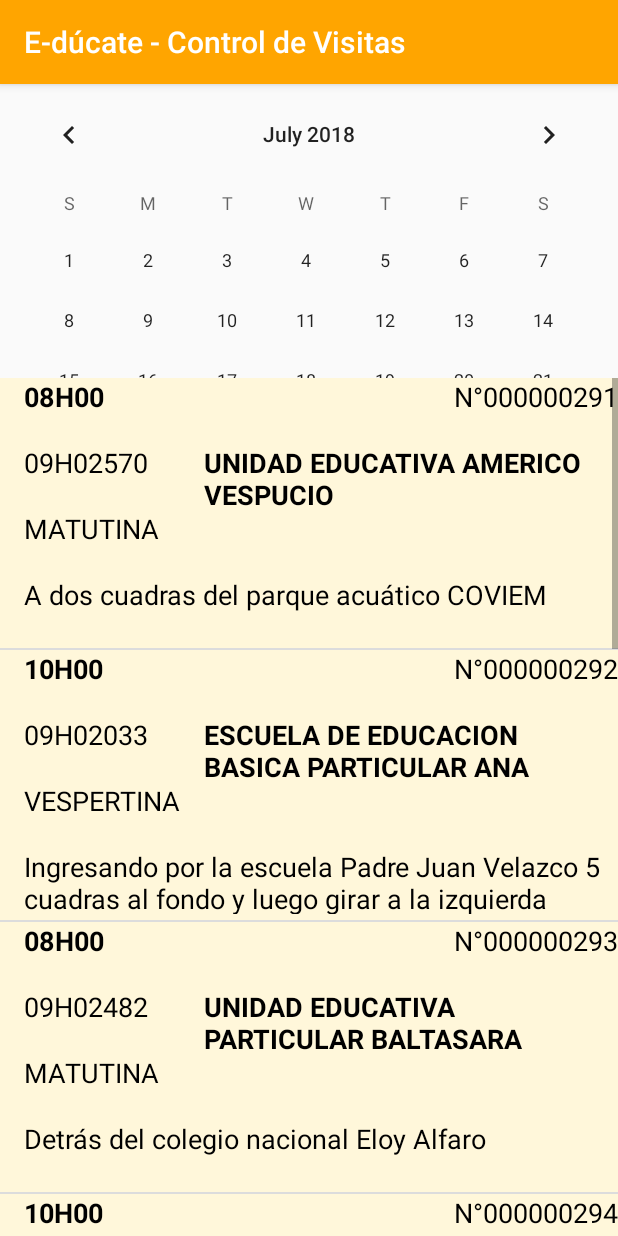
After one commit to fndos/Control-de-Visitas-Movil, an Android app: the fragment OtrasVisitasFragment shown on its own in the app's theme, on a phone screen of 412 x 824 dp. The commit adds this screen. Run offline under Robolectric (Android 15) with nearby library versions, the phone set to English and light mode, and no system bars.

Commit message:
Login y Visitas sin conexion a BD

```diff
--- /dev/null
+++ b/EducateMovilApp/app/src/main/java/com/example/root/educateappcontrolvisitas/OtrasVisitasFragment.java
@@ -0,0 +1,97 @@
+package com.example.root.educateappcontrolvisitas;
+
+import android.os.Bundle;
+
+import androidx.fragment.app.Fragment;
+
+import android.view.LayoutInflater;
+import android.view.View;
+import android.view.ViewGroup;
+import android.widget.ListView;
+
+import java.util.ArrayList;
+
+
+/**
+ * A simple {@link Fragment} subclass.
+ * Activities that contain this fragment must implement the
+ *
+ * create an instance of this fragment.
+ */
+public class OtrasVisitasFragment extends Fragment {
+
+
+
+    public OtrasVisitasFragment() {
+        // Required empty public constructor
+    }
+
+    @Override
+    public View onCreateView(LayoutInflater inflater, ViewGroup container,
+                             Bundle savedInstanceState) {
+        View rootView = inflater.inflate(R.layout.otras_visitas_lista, container, false);
+
+
+        String[] escuelitas = {"UNIDAD EDUCATIVA AMERICO VESPUCIO",
+                "ESCUELA DE EDUCACION BASICA PARTICULAR ANA MARIA IZA",
+                "UNIDAD EDUCATIVA PARTICULAR BALTASARA CALDERON DE ROCAFUERTE",
+                "ESCUELA DE EDUCACION BASICA PARTICULAR BEREA",
+                "ESCUELA DE EDUCACION BASICA PARTICULAR CARMEN ACEVEDO",
+                "ESCUELA DE EDUCACION BASICA PARTICULAR DIEGO NOBOA",
+                "ESCUELA DE EDUCACIÓN BÁSICA PARTICULAR DOLORES SOPEÑA",
+                "ESCUELA DE EDUCACION BASICA PARTICULAR DOLORES VEINTIMILLA DE GALINDO",
+                "UNIDAD EDUCATIVA FISCOMISIONAL DOMINGO SAVIO",
+                "ESCUELA DE EDUCACION BASICA PARTICULAR NELA MARTINEZ ESPINOZA"};
+
+        String[] mieEscuelitas = {"09H02570","09H02033","09H02482","09H05244","09H02007","09H02064",
+                "09H02573","09H05565","09H00486","09H02095"};
+
+        String[] direccionEscuelitas = {"A dos cuadras del parque acuático COVIEM",
+                "Ingresando por la escuela Padre Juan Velazco 5 cuadras al fondo y luego girar a la izquierda",
+                "Detrás del colegio nacional Eloy Alfaro",
+                "A dos cuadras del Parque Viernes Santo",
+                "A 1 cuadra del Comisariato del Barrio del Seguro",
+                "Frente al mercado trinitarias, por la estación de la línea 27",
+                "Junto a la iglesia Nuestra Madre de Nazareth",
+                "Dos Cuadras atrás de la Iglesia de la Dolorosa",
+                "Junto a la Iglesia Domingo Savio",
+                "Entrando por la calle Alberto Spencer"};
+
+        String[] jornadaEscuelita = {"MATUTINA","VESPERTINA"};
+
+        String[] horaVisitas = {"08H00","10H00","12H00","14H00","16H00","18H00"};
+
+        String[] numeroVisitas = {"N°000000291","N°000000292","N°000000293","N°000000294","N°000000295","N°000000296",
+                "N°000000297","N°000000298","N°000000299","N°000000300","N°000000301"};
+
+        final ArrayList<Visita> visitas = new ArrayList<Visita>();
+        for(int i = 0; i < 10; i++){
+
+
+            visitas.add(new Visita(numeroVisitas[i], horaVisitas[i%2], mieEscuelitas[i],
+                    escuelitas[i], jornadaEscuelita[i%2], direccionEscuelitas[i]));
+
+        }
+
+
+        VisitaAdapter adapter = new VisitaAdapter(getActivity(), visitas, R.color.tan_background);
+
+        ListView listView = (ListView) rootView.findViewById(R.id.otrasVisitasList);
+
+        listView.setAdapter(adapter);
+
+
+
+        return rootView;
+    }
+
+    @Override
+    public void onStop() {
+        super.onStop();
+
+
+    }
+
+
+
+}
--- a/EducateMovilApp/app/src/main/java/com/example/root/educateappcontrolvisitas/VisitaAdapter.java
+++ b/EducateMovilApp/app/src/main/java/com/example/root/educateappcontrolvisitas/VisitaAdapter.java
@@ -55,6 +55,9 @@ public class VisitaAdapter extends ArrayAdapter<Visita> {
         TextView escuela_nombre = (TextView) listItemView.findViewById(R.id.escuela_nombre);
         escuela_nombre.setText(currentVisita.getmNombreEscuela());
 
+        TextView escuela_jornada = (TextView) listItemView.findViewById(R.id.escuela_jornada);
+        escuela_jornada.setText(currentVisita.getmJornadaEscuela());
+
         TextView escuela_direccion = (TextView) listItemView.findViewById(R.id.escuela_direccion);
         escuela_direccion.setText(currentVisita.getmDireccionEscuela());
 
--- /dev/null
+++ b/EducateMovilApp/app/src/main/res/layout/otras_visitas_lista.xml
@@ -0,0 +1,28 @@
+<?xml version="1.0" encoding="utf-8"?>
+
+<LinearLayout xmlns:android="http://schemas.android.com/apk/res/android"
+    xmlns:app="http://schemas.android.com/apk/res-auto"
+    xmlns:tools="http://schemas.android.com/tools"
+    android:id="@+id/otras_visitas_content"
+    android:layout_width="match_parent"
+    android:layout_height="match_parent"
+    android:orientation="vertical"
+    android:fitsSystemWindows="true"
+    tools:context=".MainActivity">
+
+
+    <CalendarView
+        android:id="@+id/calendarView"
+        android:layout_width="match_parent"
+        android:layout_height="196dp"
+        android:layout_alignParentBottom="true"
+        android:layout_centerHorizontal="true" />
+
+    <ListView xmlns:android="http://schemas.android.com/apk/res/android"
+        android:id="@+id/otrasVisitasList"
+        android:layout_width="match_parent"
+        android:layout_height="match_parent"
+        android:layout_below="@id/calendarView"
+        android:drawSelectorOnTop="true"
+        android:orientation="vertical" />
+</LinearLayout>
--- a/EducateMovilApp/app/src/main/res/layout/visita_item.xml
+++ b/EducateMovilApp/app/src/main/res/layout/visita_item.xml
@@ -1,5 +1,5 @@
 <?xml version="1.0" encoding="utf-8"?>
-<RelativeLayoutLayout xmlns:android="http://schemas.android.com/apk/res/android"
+<RelativeLayout xmlns:android="http://schemas.android.com/apk/res/android"
     android:layout_width="match_parent"
     android:layout_height="@dimen/list_item_height"
     android:background="@color/tan_background"
@@ -16,59 +16,76 @@
         android:paddingLeft="16dp">
 
         <TextView
-            android:id="@+id/visita_numero"
-            android:layout_width="match_parent"
+            android:id="@+id/visita_hora"
+            android:layout_width="180dp"
             android:layout_height="44dp"
             android:layout_weight="1"
-            android:gravity="bottom"
-            android:textAppearance="?android:textAppearanceMedium"
-            android:textColor="@android:color/black" />
-
-        <TextView
-            android:id="@+id/visita_hora"
-            android:layout_width="match_parent"
-            android:layout_height="44dp"
-            android:layout_below="@id/visita_numero"
-            android:layout_weight="1"
-            android:gravity="bottom"
+            android:gravity="top"
+            android:layout_alignParentLeft="true"
             android:textAppearance="?android:textAppearanceMedium"
             android:textColor="@android:color/black"
             android:textStyle="bold" />
 
         <TextView
+            android:id="@+id/visita_numero"
+            android:layout_width="180dp"
+            android:layout_height="44dp"
+            android:layout_toRightOf="@id/visita_hora"
+            android:layout_weight="1"
+            android:gravity="end"
+            android:layout_alignParentRight="true"
+            android:textAppearance="?android:textAppearanceMedium"
+            android:textColor="@android:color/black" />
+
+
+        <TextView
             android:id="@+id/escuela_MIE"
-            android:layout_width="match_parent"
+            android:layout_width="120dp"
             android:layout_height="44dp"
             android:layout_below="@id/visita_hora"
-            android:layout_weight="1"
-            android:gravity="bottom"
+            android:gravity="top"
+            android:layout_alignParentLeft="true"
             android:textAppearance="?android:textAppearanceMedium"
             android:textColor="@android:color/black" />
 
         <TextView
             android:id="@+id/escuela_nombre"
-            android:layout_width="match_parent"
+            android:layout_width="240dp"
             android:layout_height="44dp"
-            android:layout_below="@id/escuela_MIE"
+            android:layout_toRightOf="@id/escuela_MIE"
+            android:layout_below="@id/visita_numero"
             android:layout_weight="1"
-            android:gravity="bottom"
+            android:gravity="top"
+            android:layout_alignParentRight="true"
             android:textAppearance="?android:textAppearanceMedium"
             android:textColor="@android:color/black"
             android:textStyle="bold" />
 
         <TextView
+            android:id="@+id/escuela_jornada"
+            android:layout_width="match_parent"
+            android:layout_height="44dp"
+            android:layout_below="@id/escuela_MIE"
+            android:layout_weight="1"
+            android:gravity="top"
+            android:layout_alignParentLeft="true"
+            android:textAppearance="?android:textAppearanceMedium"
+            android:textColor="@android:color/black" />
+
+
+        <TextView
             android:id="@+id/escuela_direccion"
             android:layout_width="match_parent"
             android:layout_height="44dp"
-            android:layout_below="@id/escuela_nombre"
+            android:layout_below="@id/escuela_jornada"
             android:layout_weight="1"
-            android:gravity="bottom"
+            android:gravity="top"
+            android:layout_alignParentLeft="true"
             android:textAppearance="?android:textAppearanceMedium"
             android:textColor="@android:color/black" />
-
 
 
     </RelativeLayout>
 
 
-</RelativeLayoutLayout>
+</RelativeLayout>
--- a/EducateMovilApp/app/src/main/res/values/dimens.xml
+++ b/EducateMovilApp/app/src/main/res/values/dimens.xml
@@ -1,6 +1,6 @@
 <resources>
     <!-- Height of each list item -->
-    <dimen name="list_item_height">88dp</dimen>
+    <dimen name="list_item_height">180dp</dimen>
     <!-- Default screen margins, per the Android Design guidelines. -->
     <dimen name="activity_horizontal_margin">16dp</dimen>
     <dimen name="activity_vertical_margin">16dp</dimen>
--- a/EducateMovilApp/app/src/main/res/values/strings.xml
+++ b/EducateMovilApp/app/src/main/res/values/strings.xml
@@ -10,11 +10,11 @@
     <!-- TODO: Remove or change this placeholder text -->
     <string name="hello_blank_fragment">Hello blank fragment</string>
 
-     <string name="title_activity_login">Iniciar sesión</string>
+    <string name="title_activity_login">Iniciar sesión</string>
     <!-- Strings related to login -->
     <string name="prompt_email">Usuario</string>
     <string name="prompt_password">Contraseña</string>
-    <string name="action_sign_in">Iniciar sesipon</string>
+    <string name="action_sign_in">Iniciar sesión</string>
     <string name="action_sign_in_short">Sign in</string>
     <string name="error_invalid_email">Usuario inválido</string>
     <string name="error_invalid_password">Contraseña incorrecta</string>
```
Also changed, not shown: EducateMovilApp/app/src/main/AndroidManifest.xml (+8 -1 lines), EducateMovilApp/app/src/main/java/com/example/root/educateappcontrolvisitas/LoginActivity.java (+7 -2 lines), EducateMovilApp/app/src/main/java/com/example/root/educateappcontrolvisitas/MainActivity.java (+5 -36 lines), EducateMovilApp/app/src/main/java/com/example/root/educateappcontrolvisitas/VisitasHoyFragment.java (renamed from EducateMovilApp/app/src/main/java/com/example/root/educateappcontrolvisitas/VisitasFragment.java, +3 -8 lines), EducateMovilApp/app/src/main/res/layout/fragment_main.xml (deleted, +0 -18 lines), EducateMovilApp/app/src/main/res/values/donottranslate.xml (deleted, +0 -131 lines), EducateMovilApp/app/src/main/res/layout/visitas_hoy_lista.xml (renamed from EducateMovilApp/app/src/main/res/layout/visita_list.xml).
